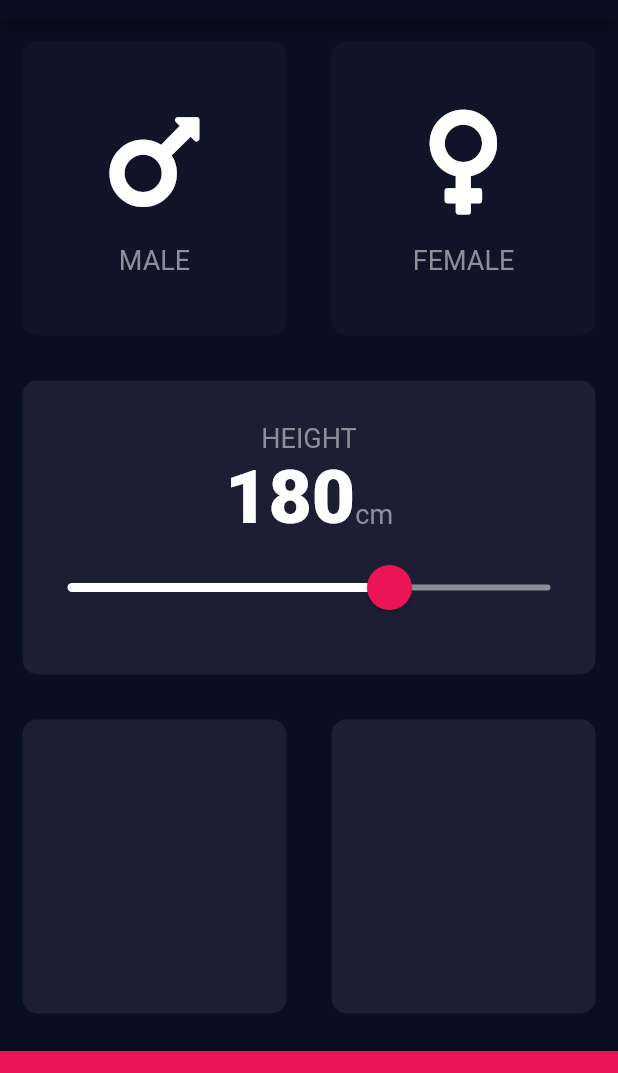
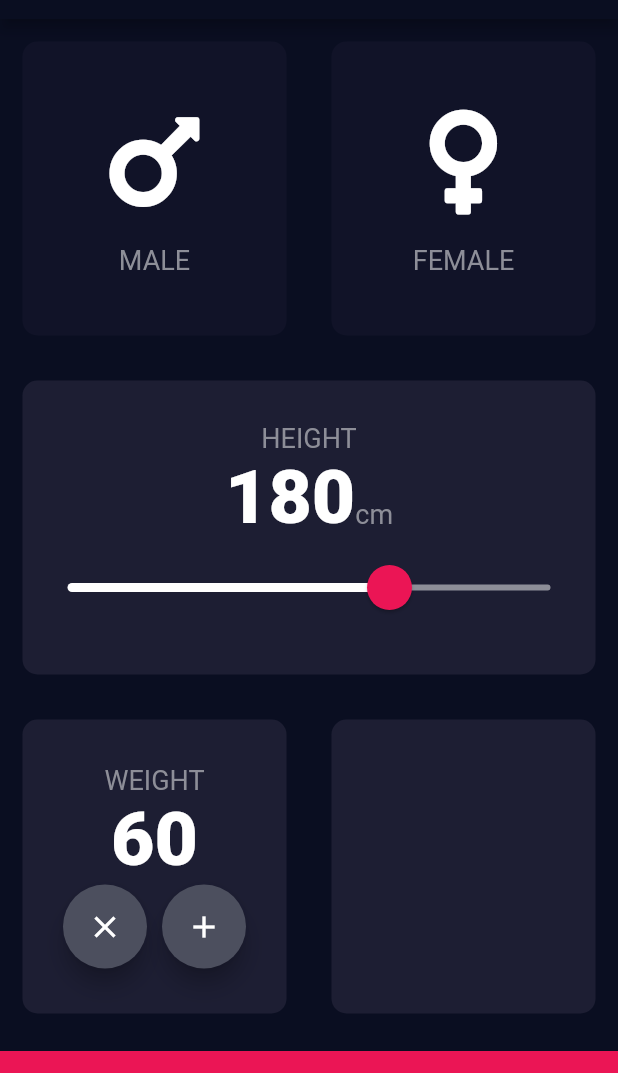
Before and after one commit to killerwilmer/appbrewery_flutter, a Flutter app: the screen it shows after launch, on a phone screen of 412 x 824 dp, the part 65-1138 px from its top. Run offline on Flutter 3.47's test engine with Material 2 defaults, Android fonts, the phone set to English and light mode, and no system bars; our stand-ins replace audioplayers, font_awesome_flutter, rflutter_alert.

Commit message:
Create buttons with FloatingActionButton

```diff
--- a/bmi-calculator-flutter/lib/input_page.dart
+++ b/bmi-calculator-flutter/lib/input_page.dart
@@ -14,6 +14,7 @@ class InputPage extends StatefulWidget {
 class _InputPageState extends State<InputPage> {
   Gender selectedGender;
   int height = 180;
+  int weight = 60;
 
   @override
   Widget build(BuildContext context) {
@@ -117,6 +118,41 @@ class _InputPageState extends State<InputPage> {
                 Expanded(
                   child: ReusableCard(
                     colour: kActiveCardColour,
+                    cardChild: Column(
+                      mainAxisAlignment: MainAxisAlignment.center,
+                      children: <Widget>[
+                        Text(
+                          'WEIGHT',
+                          style: kLabelTextStyle,
+                        ),
+                        Text(
+                          weight.toString(),
+                          style: kLabelNumber,
+                        ),
+                        Row(
+                          mainAxisAlignment: MainAxisAlignment.center,
+                          children: <Widget>[
+                            FloatingActionButton(
+                              backgroundColor: Color(0xFF4C4F5E),
+                              child: Icon(
+                                Icons.close,
+                                color: Colors.white,
+                              ),
+                            ),
+                            SizedBox(
+                              width: 10.0,
+                            ),
+                            FloatingActionButton(
+                              backgroundColor: Color(0xFF4C4F5E),
+                              child: Icon(
+                                Icons.add,
+                                color: Colors.white,
+                              ),
+                            )
+                          ],
+                        ),
+                      ],
+                    ),
                   ),
                 ),
                 Expanded(
```
